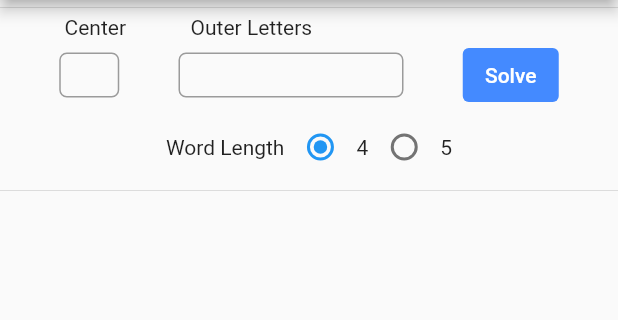
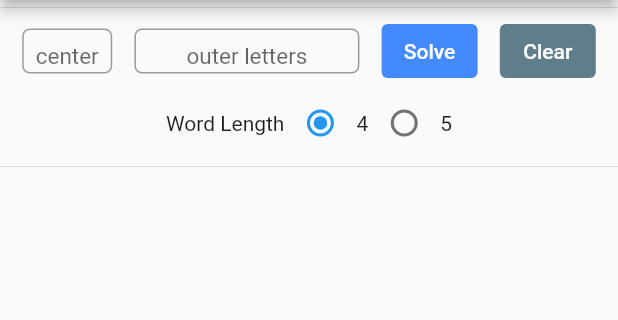
Before and after one commit to des-albert/flutter-spell, a Flutter app: the screen it shows after launch, after a tap on "Solve", on a phone screen of 412 x 824 dp, the part 84-404 px from its top. Run offline on Flutter 3.47's test engine with Material 2 defaults, Android fonts, the phone set to English and light mode, and no system bars; project files that could hold a hidden picture were left out.

Commit message:
first commit

```diff
--- a/lib/main.dart
+++ b/lib/main.dart
@@ -38,6 +38,8 @@ class _SpellFormState extends State<SpellForm> {
   int outer = ~0;
   int common = 0;
   int score = 0;
+  String base = "";
+  String center = "";
 
   late List<String> results = [];
 
@@ -86,20 +88,14 @@ class _SpellFormState extends State<SpellForm> {
           const Divider(
             height: 10,
           ),
-          Row(
-            mainAxisAlignment: MainAxisAlignment.spaceEvenly,
-            children: const <Widget>[
-              Text('Center'),
-              Text('Outer Letters'),
-              Text('                                  '),
-            ],
-          ),
+
+
           Row(
             crossAxisAlignment: CrossAxisAlignment.center,
             mainAxisAlignment: MainAxisAlignment.spaceEvenly,
             children: <Widget>[
               Container(
-                width: 40,
+                width: 60,
                 height: 30,
                 child: TextField(
                   controller: centerLetter,
@@ -109,10 +105,14 @@ class _SpellFormState extends State<SpellForm> {
                   ),
                   textAlignVertical: TextAlignVertical.center,
                   textAlign: TextAlign.center,
-                  decoration: const InputDecoration(
+                  decoration: InputDecoration(
+                      hintText: 'center',
+                      hintStyle: TextStyle(fontSize: 15),
                       border: OutlineInputBorder(
-                          borderRadius: BorderRadius.all(Radius.circular(5))),
-                      contentPadding: EdgeInsets.zero),
+                          borderRadius: BorderRadius.circular(5.0)
+                      ),
+                      contentPadding: EdgeInsets.zero
+                  ),
                 ),
               ),Container(
                 width: 150,
@@ -125,9 +125,12 @@ class _SpellFormState extends State<SpellForm> {
                   ),
                   textAlignVertical: TextAlignVertical.center,
                   textAlign: TextAlign.center,
-                  decoration: const InputDecoration(
+                  decoration: InputDecoration(
+                      hintText: 'outer letters',
+                      hintStyle: TextStyle(fontSize: 15),
                       border: OutlineInputBorder(
-                          borderRadius: BorderRadius.all(Radius.circular(5))),
+                          borderRadius: BorderRadius.circular(5.0)
+                      ),
                       contentPadding: EdgeInsets.zero),
                 ),
               ),
@@ -138,9 +141,10 @@ class _SpellFormState extends State<SpellForm> {
                   backgroundColor: Colors.blueAccent,
                 ),
                 onPressed: () async {
-                  String base = outerLetters.text;
+                  base = outerLetters.text;
                   List<int> chars = base.codeUnits;
 
+                  outer = ~0;
                   for (int p in chars) {
                     if (p < 97) {
                       outer ^= 1 << (p - 65);
@@ -149,7 +153,8 @@ class _SpellFormState extends State<SpellForm> {
                     }
                   }
 
-                  String center = centerLetter.text;
+                  common = 0;
+                  center = centerLetter.text;
                   int c = center.codeUnitAt(0);
                   if (c < 97) {
                     common |= 1 << (c - 65);
@@ -170,6 +175,21 @@ class _SpellFormState extends State<SpellForm> {
                 },
                 child: const Text('Solve'),
               ),
+              TextButton(
+                style: TextButton.styleFrom(
+                  foregroundColor: Colors.white,
+                  backgroundColor: Colors.blueGrey,
+                ),
+                onPressed: () async {
+                  centerLetter.text = "";
+                  outerLetters.text = "";
+                  _resultVisible = false;
+                  setState(() {
+
+                  });
+                },
+                child: const Text('Clear'),
+              )
             ],
           ),
           Row(
```
